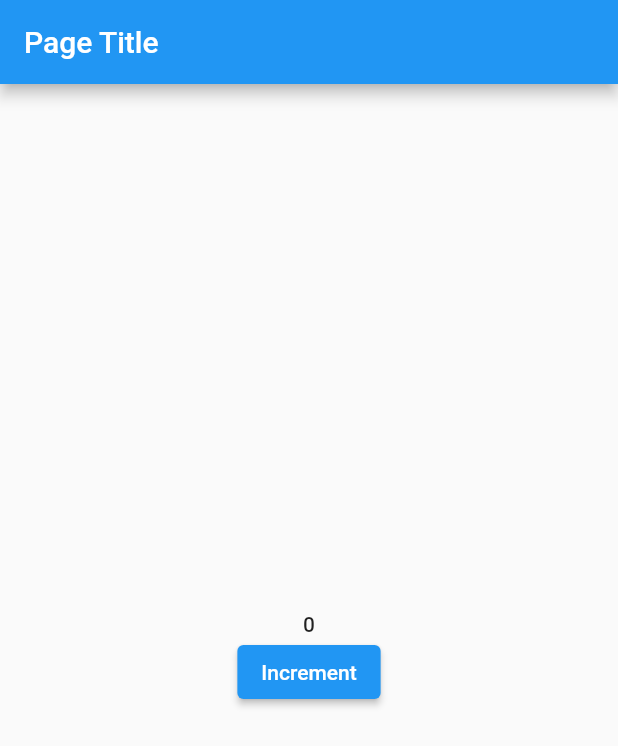
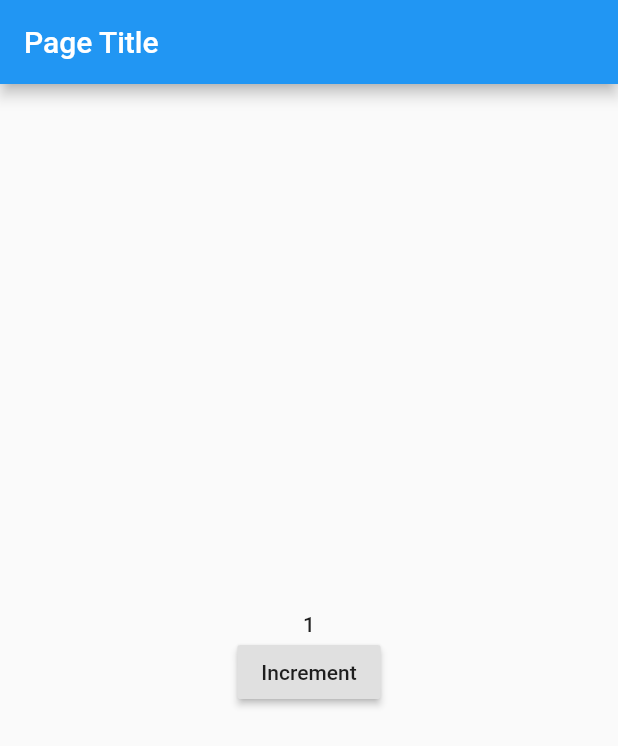
Before and after one commit to proismailshah/foodapp, a Flutter app: the screen it shows after launch, on a phone screen of 412 x 824 dp. Shown: the top 746 px of the screen. Run offline on Flutter 3.47's test engine with Material 2 defaults, Android fonts, the phone set to English and light mode, and no system bars.

Commit message:
separate branch

```diff
--- a/foodapp/analysis_options.yaml
+++ b/foodapp/analysis_options.yaml
@@ -7,7 +7,7 @@
 
 # The following line activates a set of recommended lints for Flutter apps,
 # packages, and plugins designed to encourage good coding practices.
-include: package:flutter_lints/flutter.yaml
+# include: package:flutter_lints/flutter.yaml
 
 linter:
   # The lint rules applied to this project can be customized in the
--- a/foodapp/lib/main.dart
+++ b/foodapp/lib/main.dart
@@ -1,3 +1,5 @@
+// ignore_for_file: deprecated_member_use
+
 import 'package:flutter/material.dart';
 import 'package:provider/provider.dart';
 
@@ -8,7 +10,8 @@ class MyApp extends StatelessWidget {
 
   @override
   Widget build(BuildContext context) {
-    return ChangeNotifierProvider<Counter>( // <=== PROVIDER
+    return ChangeNotifierProvider<Counter>(
+      // <=== PROVIDER
       create: (context) => Counter(),
       child: MaterialApp(
         title: 'Counter App - Compact',
@@ -16,27 +19,41 @@ class MyApp extends StatelessWidget {
           appBar: AppBar(
             title: const Text("Page Title"),
           ),
-          body: Center(
+          body: const Home(),
+        ),
+      ),
+    );
+  }
+}
+
+class Home extends StatelessWidget {
+  const Home({
+    Key? key,
+  }) : super(key: key);
+
+  @override
+  Widget build(BuildContext context) {
+    Provider.of<Counter>(context).count++;
+    return Center(
       child: Column(
         mainAxisAlignment: MainAxisAlignment.center,
         children: [
-                Consumer<Counter>( // <=== DEPENDENT
+          Consumer<Counter>(
+            // <=== DEPENDENT
             builder: (context, counter, child) => Text(
               '${counter.count}',
-                    style: Theme.of(context).textTheme.bodyText1,
+              style: Theme.of(context).textTheme.bodyLarge,
             ),
           ),
-                Builder(builder: (context) { // <=== DEPENDENT
+          Builder(builder: (context) {
+            // <=== DEPENDENT
             final counter = Provider.of<Counter>(context, listen: false);
-                  return ElevatedButton(
+            return RaisedButton(
               onPressed: () => counter.increment(),
               child: const Text("Increment"),
             );
           }),
         ],
-            ),
-          ),
-        ),
       ),
     );
   }
--- a/foodapp/pubspec.yaml
+++ b/foodapp/pubspec.yaml
@@ -38,7 +38,7 @@ dev_dependencies:
   # activated in the `analysis_options.yaml` file located at the root of your
   # package. See that file for information about deactivating specific lint
   # rules and activating additional ones.
-  flutter_lints: ^1.0.0
+  # flutter_lints: ^1.0.0
   flutter_test:
     sdk: flutter
 
```
Also changed, not shown: foodapp/pubspec.lock. Lines whose indentation alone changed are shown as unchanged.
